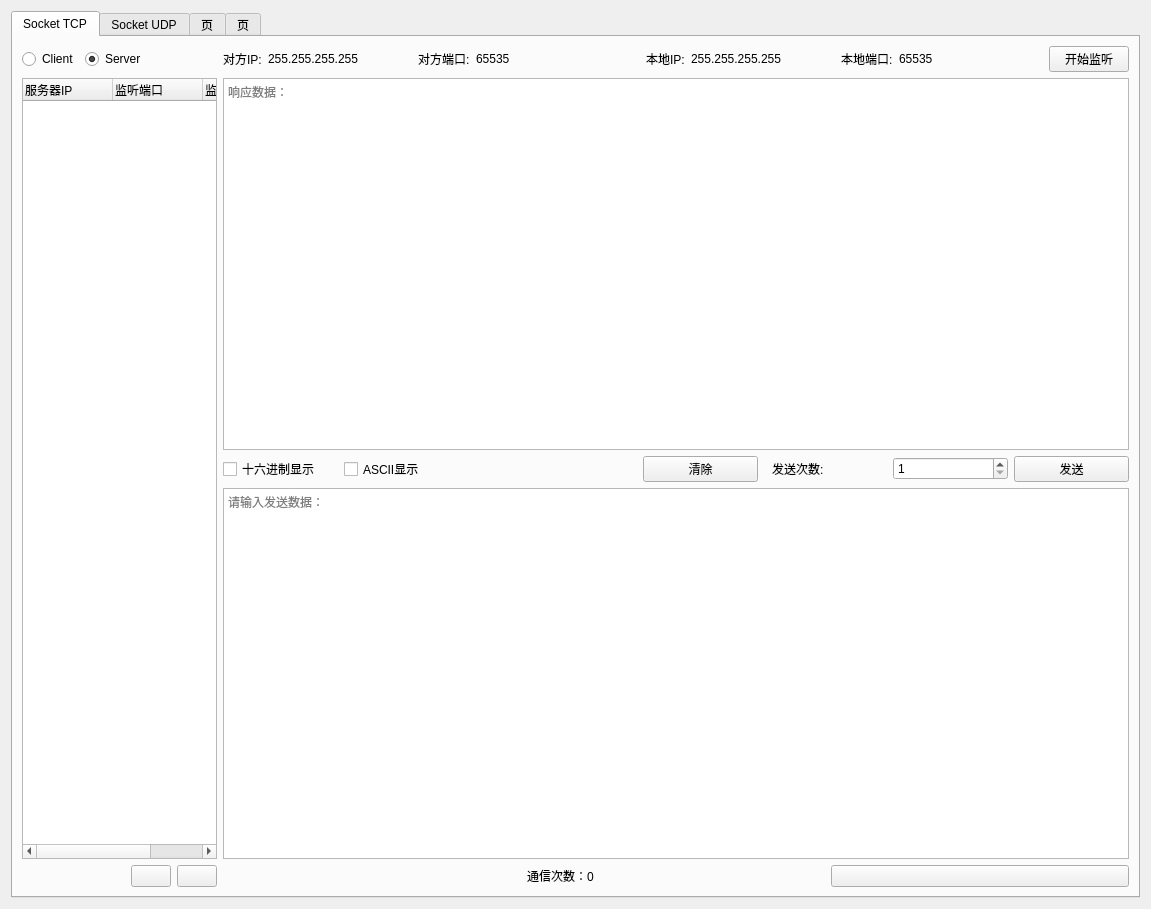
First picture: the form in PythonProjects/OmronOfficeSystem/communication/CommunicationUi.ui, repository MmMmMqianq/OmronOfficeSystem, before the edit.
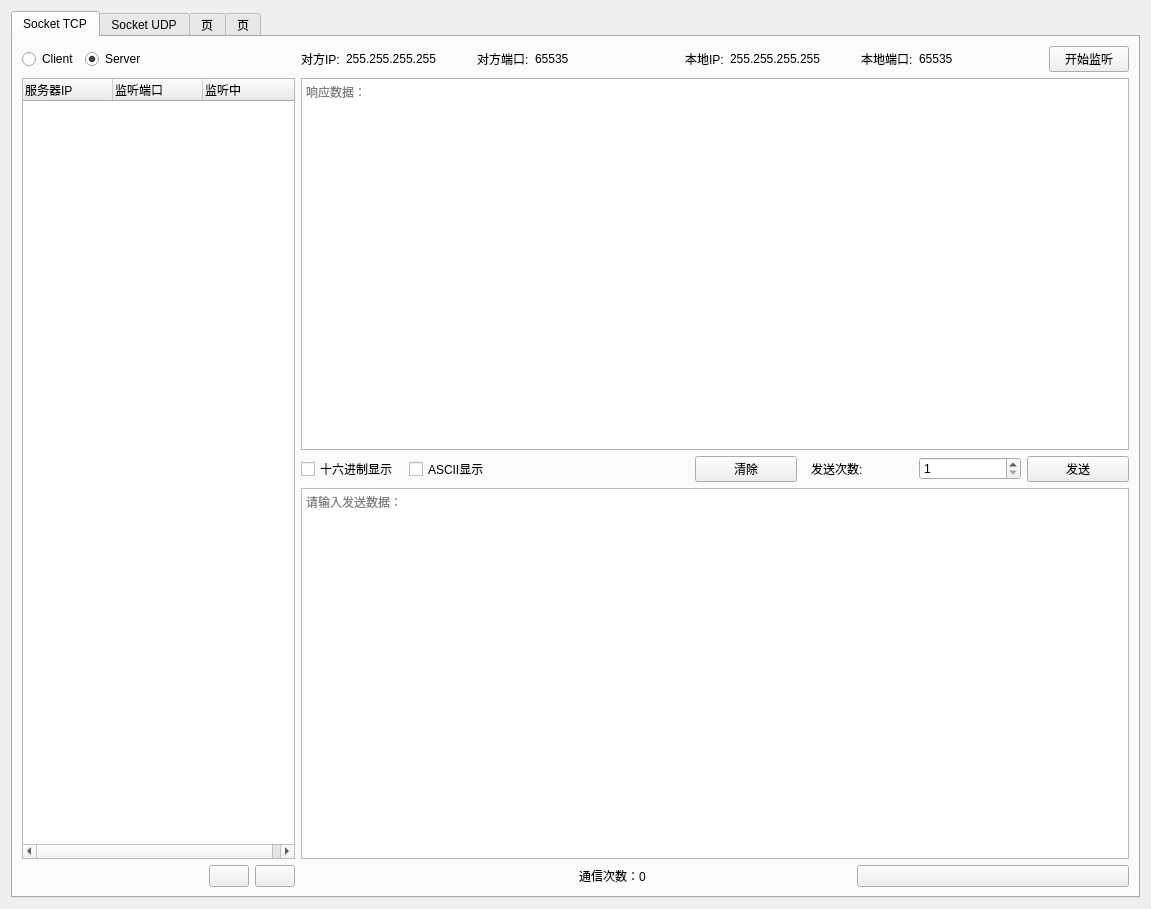
Second picture: the form after the edit. Icons and pictures are not drawn.

```diff
--- a/PythonProjects/OmronOfficeSystem/communication/CommunicationUi.ui
+++ b/PythonProjects/OmronOfficeSystem/communication/CommunicationUi.ui
@@ -28,25 +28,26 @@
       </attribute>
       <layout class="QVBoxLayout" name="verticalLayout">
        <item>
-        <layout class="QGridLayout" name="gridLayout" columnstretch="2,2,1,1,1">
+        <layout class="QGridLayout" name="gridLayout" columnstretch="2,2,3,3,3">
          <property name="horizontalSpacing">
           <number>-1</number>
          </property>
-         <item row="4" column="0">
-          <spacer name="horizontalSpacer_6">
-           <property name="orientation">
-            <enum>Qt::Horizontal</enum>
+         <item row="3" column="2" colspan="3">
+          <widget class="QTextEdit" name="sendTextEdit">
+           <property name="readOnly">
+            <bool>false</bool>
            </property>
-           <property name="sizeType">
-            <enum>QSizePolicy::Fixed</enum>
+           <property name="placeholderText">
+            <string>请输入发送数据：</string>
            </property>
-           <property name="sizeHint" stdset="0">
-            <size>
-             <width>103</width>
-             <height>20</height>
-            </size>
+          </widget>
+         </item>
+         <item row="4" column="3">
+          <widget class="QLabel" name="label_9">
+           <property name="text">
+            <string>通信次数：0              </string>
            </property>
-          </spacer>
+          </widget>
          </item>
          <item row="4" column="4">
           <widget class="QPushButton" name="settingBtn">
@@ -170,26 +171,6 @@
            </item>
           </layout>
          </item>
-         <item row="1" column="2" colspan="3">
-          <widget class="QTextEdit" name="recvTextEdit">
-           <property name="placeholderText">
-            <string>响应数据：</string>
-           </property>
-          </widget>
-         </item>
-         <item row="4" column="2">
-          <spacer name="horizontalSpacer_2">
-           <property name="orientation">
-            <enum>Qt::Horizontal</enum>
-           </property>
-           <property name="sizeHint" stdset="0">
-            <size>
-             <width>168</width>
-             <height>20</height>
-            </size>
-           </property>
-          </spacer>
-         </item>
          <item row="0" column="0" colspan="2">
           <layout class="QHBoxLayout" name="horizontalLayout_2" stretch="0,0">
            <property name="spacing">
@@ -303,6 +284,46 @@
            </item>
           </layout>
          </item>
+         <item row="1" column="0" rowspan="3" colspan="2">
+          <widget class="QTreeWidget" name="CSTree">
+           <property name="selectionMode">
+            <enum>QAbstractItemView::SingleSelection</enum>
+           </property>
+           <property name="selectionBehavior">
+            <enum>QAbstractItemView::SelectRows</enum>
+           </property>
+           <property name="columnCount">
+            <number>3</number>
+           </property>
+           <attribute name="headerCascadingSectionResizes">
+            <bool>false</bool>
+           </attribute>
+           <attribute name="headerDefaultSectionSize">
+            <number>90</number>
+           </attribute>
+           <attribute name="headerHighlightSections">
+            <bool>false</bool>
+           </attribute>
+           <attribute name="headerStretchLastSection">
+            <bool>true</bool>
+           </attribute>
+           <column>
+            <property name="text">
+             <string>服务器IP</string>
+            </property>
+           </column>
+           <column>
+            <property name="text">
+             <string>监听端口</string>
+            </property>
+           </column>
+           <column>
+            <property name="text">
+             <string>监听中</string>
+            </property>
+           </column>
+          </widget>
+         </item>
          <item row="0" column="2" colspan="3">
           <layout class="QHBoxLayout" name="horizontalLayout_4">
            <item>
@@ -419,57 +440,39 @@
            </item>
           </layout>
          </item>
-         <item row="3" column="2" colspan="3">
-          <widget class="QTextEdit" name="sendTextEdit">
-           <property name="readOnly">
-            <bool>false</bool>
+         <item row="4" column="2">
+          <spacer name="horizontalSpacer_2">
+           <property name="orientation">
+            <enum>Qt::Horizontal</enum>
            </property>
+           <property name="sizeHint" stdset="0">
+            <size>
+             <width>168</width>
+             <height>20</height>
+            </size>
+           </property>
+          </spacer>
+         </item>
+         <item row="4" column="0">
+          <spacer name="horizontalSpacer_6">
+           <property name="orientation">
+            <enum>Qt::Horizontal</enum>
+           </property>
+           <property name="sizeType">
+            <enum>QSizePolicy::Fixed</enum>
+           </property>
+           <property name="sizeHint" stdset="0">
+            <size>
+             <width>103</width>
+             <height>20</height>
+            </size>
+           </property>
+          </spacer>
+         </item>
+         <item row="1" column="2" colspan="3">
+          <widget class="QTextEdit" name="recvTextEdit">
            <property name="placeholderText">
-            <string>请输入发送数据：</string>
-           </property>
-          </widget>
-         </item>
-         <item row="1" column="0" rowspan="3" colspan="2">
-          <widget class="QTreeWidget" name="CSTree">
-           <property name="selectionMode">
-            <enum>QAbstractItemView::SingleSelection</enum>
-           </property>
-           <property name="selectionBehavior">
-            <enum>QAbstractItemView::SelectRows</enum>
-           </property>
-           <property name="columnCount">
-            <number>3</number>
-           </property>
-           <attribute name="headerCascadingSectionResizes">
-            <bool>false</bool>
-           </attribute>
-           <attribute name="headerDefaultSectionSize">
-            <number>90</number>
-           </attribute>
-           <attribute name="headerHighlightSections">
-            <bool>false</bool>
-           </attribute>
-           <column>
-            <property name="text">
-             <string>服务器IP</string>
-            </property>
-           </column>
-           <column>
-            <property name="text">
-             <string>监听端口</string>
-            </property>
-           </column>
-           <column>
-            <property name="text">
-             <string>监听中</string>
-            </property>
-           </column>
-          </widget>
-         </item>
-         <item row="4" column="3">
-          <widget class="QLabel" name="label_9">
-           <property name="text">
-            <string>通信次数：0              </string>
+            <string>响应数据：</string>
            </property>
           </widget>
          </item>
```
Left out of the diff: 2 changed lines with no effect on the pictures.
